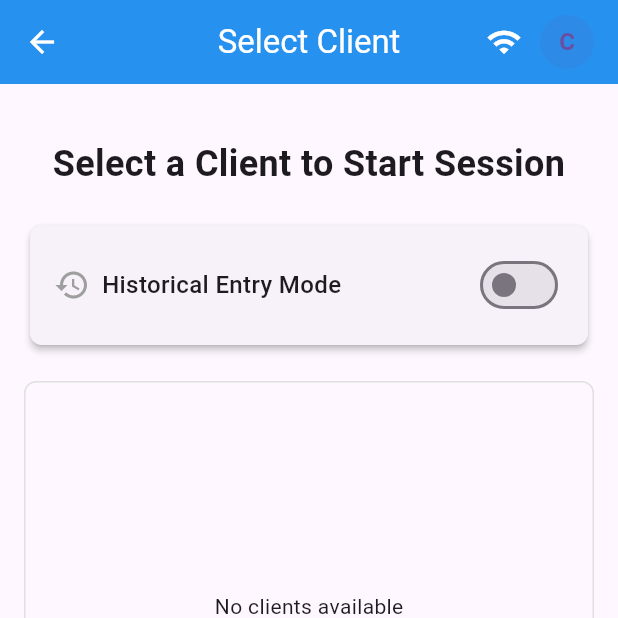
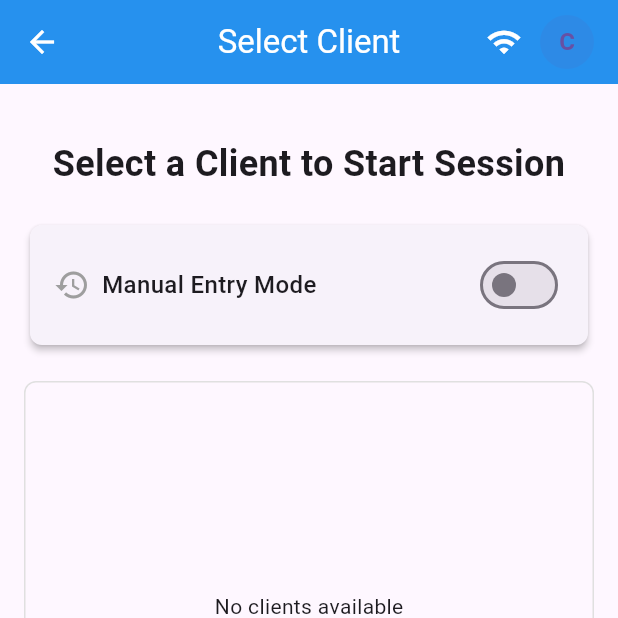
Before and after one commit to abdure100/datasheets, a Flutter app: the StartVisitPage screen opened by its route, on a phone screen of 412 x 824 dp, the top half of it. Run offline on Flutter 3.47's test engine with Material 3 defaults, Android fonts, the phone set to English and light mode, and no system bars; our stand-ins replace dio, geolocator, permission_handler, shared_preferences; accounts and stored records are empty.

Commit message:
Update manual entry mode with start/end times and no location tracking
- Renamed 'Historical Entry Mode' to 'Manual Entry Mode'
- Added end time selection alongside start time
- Skip location tracking for manual entries (no GPS required)
- Manual sessions created with both start and end timestamps
- Improved UI layout with separate date and time sections
- End time defaults to 1 hour after start time
- Manual sessions marked as 'completed' status
- Cleaner user experience for offline data entry

```diff
--- a/lib/screens/start_visit_page.dart
+++ b/lib/screens/start_visit_page.dart
@@ -20,6 +20,7 @@ class _StartVisitPageState extends State<StartVisitPage> {
   bool _isHistoricalMode = false;
   DateTime _selectedDate = DateTime.now();
   TimeOfDay _selectedStartTime = TimeOfDay.now();
+  TimeOfDay _selectedEndTime = TimeOfDay.now();
 
   // Get current user info from FileMakerService
   String get _currentStaffId => Provider.of<FileMakerService>(context, listen: false).currentStaffId ?? '';
@@ -145,6 +146,23 @@ class _StartVisitPageState extends State<StartVisitPage> {
     if (picked != null && picked != _selectedStartTime) {
       setState(() {
         _selectedStartTime = picked;
+        // Set end time to 1 hour after start time by default
+        _selectedEndTime = TimeOfDay(
+          hour: (picked.hour + 1) % 24,
+          minute: picked.minute,
+        );
+      });
+    }
+  }
+
+  Future<void> _selectEndTime() async {
+    final TimeOfDay? picked = await showTimePicker(
+      context: context,
+      initialTime: _selectedEndTime,
+    );
+    if (picked != null && picked != _selectedEndTime) {
+      setState(() {
+        _selectedEndTime = picked;
       });
     }
   }
@@ -196,7 +214,7 @@ class _StartVisitPageState extends State<StartVisitPage> {
       final fileMakerService = Provider.of<FileMakerService>(context, listen: false);
       final sessionProvider = Provider.of<SessionProvider>(context, listen: false);
 
-      // Create visit with historical or current timestamp
+      // Create visit with manual or current timestamp
       final startDateTime = _isHistoricalMode
           ? DateTime(
               _selectedDate.year,
@@ -207,16 +225,27 @@ class _StartVisitPageState extends State<StartVisitPage> {
             )
           : DateTime.now();
 
+      final endDateTime = _isHistoricalMode
+          ? DateTime(
+              _selectedDate.year,
+              _selectedDate.month,
+              _selectedDate.day,
+              _selectedEndTime.hour,
+              _selectedEndTime.minute,
+            )
+          : null;
+
       final visit = Visit(
         id: '', // Will be set by FileMaker
         clientId: _selectedClient!.id,
         staffId: _currentStaffId,
         serviceCode: _currentServiceCode,
         startTs: startDateTime,
+        endTs: endDateTime,
         status: _isHistoricalMode ? 'completed' : 'in_progress',
       );
 
-      final createdVisit = await fileMakerService.createVisitWithDio(visit);
+      final createdVisit = await fileMakerService.createVisitWithDio(visit, skipLocation: _isHistoricalMode);
 
       // Start session
       sessionProvider.startVisit(createdVisit, _selectedClient!);
@@ -242,14 +271,14 @@ class _StartVisitPageState extends State<StartVisitPage> {
 
       if (mounted) {
         if (_isHistoricalMode) {
-          // For historical sessions, show a message and return to client list
+          // For manual sessions, show a message and return to client list
           ScaffoldMessenger.of(context).showSnackBar(
             const SnackBar(
-              content: Text('Historical session created. You can now enter session data.'),
+              content: Text('Manual session created. You can now enter session data.'),
               backgroundColor: Colors.green,
             ),
           );
-          // Stay on the client selection page for historical entry
+          // Stay on the client selection page for manual entry
         } else {
           // For live sessions, navigate to session page
           Navigator.pushReplacementNamed(
@@ -342,7 +371,7 @@ class _StartVisitPageState extends State<StartVisitPage> {
                                 ),
                                 const SizedBox(width: 8),
                                 const Text(
-                                  'Historical Entry Mode',
+                                  'Manual Entry Mode',
                                   style: TextStyle(
                                     fontSize: 16,
                                     fontWeight: FontWeight.w500,
@@ -362,7 +391,7 @@ class _StartVisitPageState extends State<StartVisitPage> {
                             if (_isHistoricalMode) ...[
                               const SizedBox(height: 16),
                               const Text(
-                                'Enter session data for a past date/time',
+                                'Manually enter session data with start and end times',
                                 style: TextStyle(
                                   fontSize: 14,
                                   color: Colors.grey,
@@ -370,6 +399,9 @@ class _StartVisitPageState extends State<StartVisitPage> {
                               ),
                               const SizedBox(height: 16),
                               // Date and Time Selection
+                              Column(
+                                children: [
+                                  // Date Selection
                                   Row(
                                     children: [
                                       Expanded(
@@ -398,7 +430,12 @@ class _StartVisitPageState extends State<StartVisitPage> {
                                           ],
                                         ),
                                       ),
-                                  const SizedBox(width: 16),
+                                    ],
+                                  ),
+                                  const SizedBox(height: 16),
+                                  // Time Selection
+                                  Row(
+                                    children: [
                                       Expanded(
                                         child: Column(
                                           crossAxisAlignment: CrossAxisAlignment.start,
@@ -424,6 +461,35 @@ class _StartVisitPageState extends State<StartVisitPage> {
                                             ),
                                           ],
                                         ),
+                                      ),
+                                      const SizedBox(width: 16),
+                                      Expanded(
+                                        child: Column(
+                                          crossAxisAlignment: CrossAxisAlignment.start,
+                                          children: [
+                                            const Text('End Time:', style: TextStyle(fontWeight: FontWeight.w500)),
+                                            const SizedBox(height: 4),
+                                            InkWell(
+                                              onTap: _selectEndTime,
+                                              child: Container(
+                                                padding: const EdgeInsets.symmetric(horizontal: 12, vertical: 8),
+                                                decoration: BoxDecoration(
+                                                  border: Border.all(color: Colors.grey[300]!),
+                                                  borderRadius: BorderRadius.circular(4),
+                                                ),
+                                                child: Row(
+                                                  children: [
+                                                    const Icon(Icons.access_time, size: 16),
+                                                    const SizedBox(width: 8),
+                                                    Text(_formatTime(_selectedEndTime)),
+                                                  ],
+                                                ),
+                                              ),
+                                            ),
+                                          ],
+                                        ),
+                                      ),
+                                    ],
                                   ),
                                 ],
                               ),
```
Also changed, not shown: lib/services/filemaker_service.dart (+9 -2 lines). Lines whose indentation alone changed are shown as unchanged.
